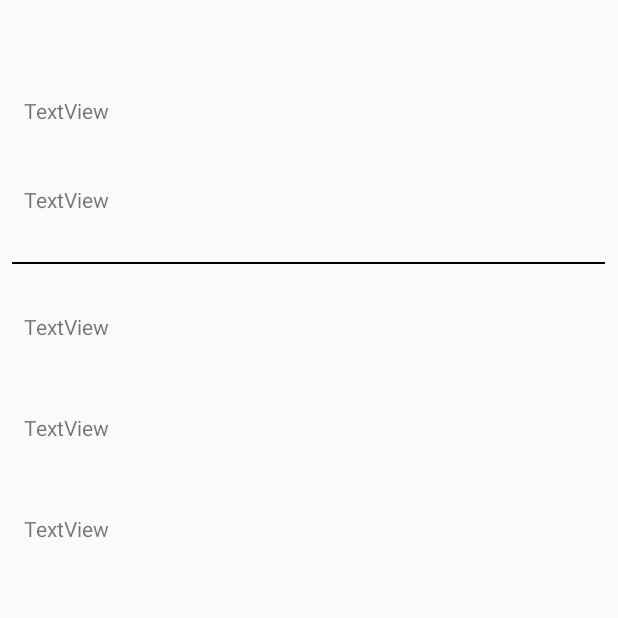
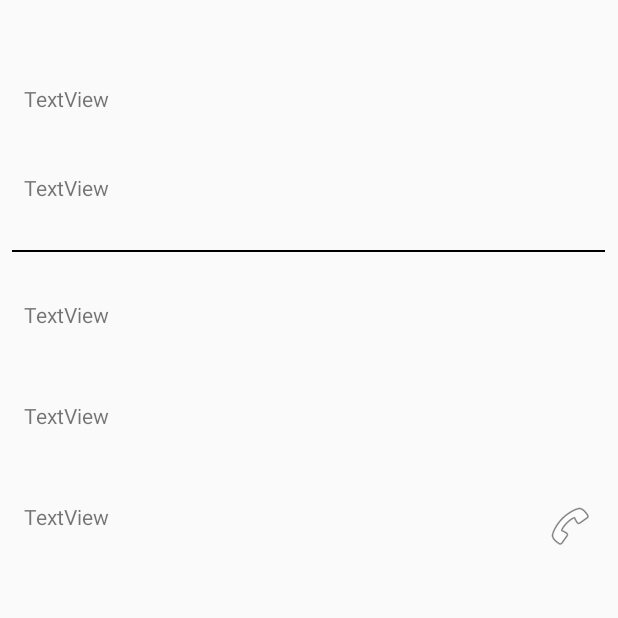
Before and after one commit to ayoublaw/ShopManga, an Android app: the MangadetailsActivity screen opened directly, with no data from a screen before it, on a phone screen of 412 x 824 dp, the top half of it. Run offline under Robolectric (Android 15) with nearby library versions, the phone set to English and light mode, and no system bars; our stand-ins replace Picasso; pictures from the network do not load; 6 statements that could not run were skipped.

Commit message:
Merge with call_button

```diff
--- a/app/build.gradle
+++ b/app/build.gradle
@@ -8,6 +8,7 @@ android {
         targetSdkVersion 28
         versionCode 1
         versionName "1.0"
+        multiDexEnabled true
         testInstrumentationRunner "android.support.test.runner.AndroidJUnitRunner"
     }
 
--- a/app/src/main/java/com/android/shopmanga/MangadetailsActivity.java
+++ b/app/src/main/java/com/android/shopmanga/MangadetailsActivity.java
@@ -1,15 +1,19 @@
 package com.android.shopmanga;
 
+import android.content.Intent;
 import android.graphics.Bitmap;
 import android.graphics.BitmapFactory;
 import android.graphics.Picture;
+import android.net.Uri;
 import android.support.v7.app.AppCompatActivity;
 import android.os.Bundle;
+import android.telephony.TelephonyManager;
 import android.widget.ImageView;
 import android.widget.TextView;
 
 import com.squareup.picasso.Callback;
 import com.squareup.picasso.Picasso;
+import com.squareup.picasso.Transformation;
 
 import java.io.IOException;
 import java.net.MalformedURLException;
@@ -18,6 +22,8 @@ import java.net.URL;
 public class MangadetailsActivity extends AppCompatActivity {
 
     ImageView image;
+    TelephonyManager telephonyManager; // pour recuperer l'etat de l'application 'telephone'
+
     @Override
     protected void onCreate(Bundle savedInstanceState) {
         super.onCreate(savedInstanceState);
@@ -38,10 +44,21 @@ public class MangadetailsActivity extends AppCompatActivity {
         sellerName.setText("Seller Name : "+manga.getSellerName());
         address.setText(   "Addresse :    "+manga.getAddress());
         telephone.setText( "Telephone :   "+manga.getTelephone());
+
+        // ici on gere le bouton call
+        ImageView callButton = findViewById(R.id.call_button);
+        telephonyManager = (TelephonyManager) this.getSystemService(this.TELEPHONY_SERVICE);
+        callButton.setOnClickListener(v -> {
+            if(telephonyManager.getCallState() == TelephonyManager.CALL_STATE_IDLE) {
+                Intent appel = new Intent(Intent.ACTION_DIAL, Uri.parse("tel:" + telephone.getText()));
+                startActivity(appel);
+            }
+        });
     }
     private void LoadImageFromUrl(String url){
         Picasso.with(this).load(url)
                 .error(R.mipmap.ic_launcher)
+                .resize(720,720)
                 .into(image, new Callback() {
                     @Override
                     public void onSuccess() {
--- a/app/src/main/res/layout/activity_mangadetails.xml
+++ b/app/src/main/res/layout/activity_mangadetails.xml
@@ -13,11 +13,7 @@
         android:layout_marginStart="16dp"
         android:layout_marginLeft="16dp"
         android:layout_marginTop="48dp"
-        android:layout_marginEnd="16dp"
-        android:layout_marginRight="16dp"
         android:text="TextView"
-        app:layout_constraintEnd_toEndOf="parent"
-        app:layout_constraintHorizontal_bias="0.0"
         app:layout_constraintStart_toStartOf="parent"
         app:layout_constraintTop_toBottomOf="@+id/address" />
 
@@ -57,7 +53,7 @@
         android:layout_height="wrap_content"
         android:layout_marginStart="16dp"
         android:layout_marginLeft="16dp"
-        android:layout_marginTop="64dp"
+        android:layout_marginTop="32dp"
         android:layout_marginEnd="16dp"
         android:layout_marginRight="16dp"
         android:text="TextView"
@@ -101,9 +97,20 @@
         android:id="@+id/imageView"
         android:layout_width="0dp"
         android:layout_height="wrap_content"
+        android:layout_marginTop="24dp"
         app:layout_constraintEnd_toEndOf="parent"
         app:layout_constraintStart_toStartOf="parent"
         app:layout_constraintTop_toTopOf="parent"
         tools:srcCompat="@tools:sample/avatars" />
 
+    <ImageView
+        android:id="@+id/call_button"
+        android:layout_width="wrap_content"
+        android:layout_height="wrap_content"
+        android:layout_marginEnd="16dp"
+        android:layout_marginRight="16dp"
+        app:layout_constraintEnd_toEndOf="parent"
+        app:layout_constraintTop_toTopOf="@+id/telephone"
+        app:srcCompat="@android:drawable/ic_menu_call" />
+
 </android.support.constraint.ConstraintLayout>
```
Also changed, not shown: app/src/main/AndroidManifest.xml (+8 -0 lines).
